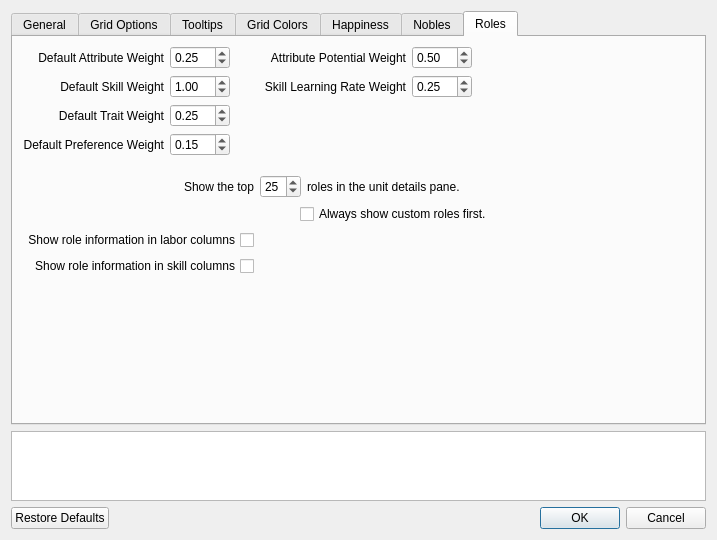
This is src/optionsmenu.ui in Dwarf-Therapist/Dwarf-Therapist as Qt 5 draws it before an edit. The edited form follows.
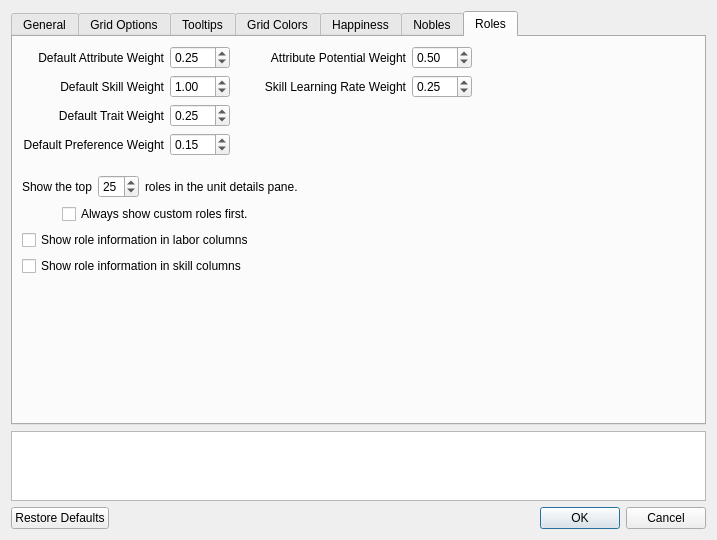
This is the edited form. The open tabs and pages were chosen to show the change. Icons and pictures are not drawn.

Commit message: Improve Options dialog layout

```diff
--- a/src/optionsmenu.ui
+++ b/src/optionsmenu.ui
@@ -2298,8 +2298,63 @@
        </item>
        <item>
         <layout class="QGridLayout" name="gridLayout_7">
-         <item row="0" column="1">
+         <item row="4" column="0">
+          <widget class="QCheckBox" name="chk_roles_in_skills">
+           <property name="maximumSize">
+            <size>
+             <width>16777215</width>
+             <height>16777215</height>
+            </size>
+           </property>
+           <property name="toolTip">
+            <string/>
+           </property>
+           <property name="statusTip">
+            <string>Shows all roles which have the skill in the column tooltips. Examples of skill column: Axedwarf, Liar, Teacher, Fighter...</string>
+           </property>
+           <property name="text">
+            <string>Show role information in skill columns</string>
+           </property>
+          </widget>
+         </item>
+         <item row="3" column="0">
+          <widget class="QCheckBox" name="chk_roles_in_labor">
+           <property name="toolTip">
+            <string/>
+           </property>
+           <property name="statusTip">
+            <string>Shows all roles which have the same skill as the labor uses in the labor column tooltips.</string>
+           </property>
+           <property name="text">
+            <string>Show role information in labor columns</string>
+           </property>
+          </widget>
+         </item>
+         <item row="1" column="2">
+          <spacer name="horizontalSpacer_12">
+           <property name="orientation">
+            <enum>Qt::Horizontal</enum>
+           </property>
+           <property name="sizeHint" stdset="0">
+            <size>
+             <width>40</width>
+             <height>20</height>
+            </size>
+           </property>
+          </spacer>
+         </item>
+         <item row="1" column="0">
           <layout class="QHBoxLayout" name="horizontalLayout_7">
+           <item>
+            <widget class="QLabel" name="label_7">
+             <property name="text">
+              <string>Show the top</string>
+             </property>
+             <property name="alignment">
+              <set>Qt::AlignRight|Qt::AlignTrailing|Qt::AlignVCenter</set>
+             </property>
+            </widget>
+           </item>
            <item>
             <widget class="QSpinBox" name="sb_roles_pane">
              <property name="minimum">
@@ -2344,55 +2399,7 @@
            </item>
           </layout>
          </item>
-         <item row="3" column="0">
-          <widget class="QCheckBox" name="chk_roles_in_skills">
-           <property name="maximumSize">
-            <size>
-             <width>16777215</width>
-             <height>16777215</height>
-            </size>
-           </property>
-           <property name="toolTip">
-            <string/>
-           </property>
-           <property name="statusTip">
-            <string>Shows all roles which have the skill in the column tooltips. Examples of skill column: Axedwarf, Liar, Teacher, Fighter...</string>
-           </property>
-           <property name="layoutDirection">
-            <enum>Qt::RightToLeft</enum>
-           </property>
-           <property name="text">
-            <string>Show role information in skill columns</string>
-           </property>
-          </widget>
-         </item>
-         <item row="0" column="0">
-          <widget class="QLabel" name="label_7">
-           <property name="text">
-            <string>Show the top</string>
-           </property>
-           <property name="alignment">
-            <set>Qt::AlignRight|Qt::AlignTrailing|Qt::AlignVCenter</set>
-           </property>
-          </widget>
-         </item>
          <item row="2" column="0">
-          <widget class="QCheckBox" name="chk_roles_in_labor">
-           <property name="toolTip">
-            <string/>
-           </property>
-           <property name="statusTip">
-            <string>Shows all roles which have the same skill as the labor uses in the labor column tooltips.</string>
-           </property>
-           <property name="layoutDirection">
-            <enum>Qt::RightToLeft</enum>
-           </property>
-           <property name="text">
-            <string>Show role information in labor columns</string>
-           </property>
-          </widget>
-         </item>
-         <item row="1" column="1">
           <layout class="QHBoxLayout" name="horizontalLayout_8">
            <item>
             <spacer name="horizontalSpacer_13">
```
Left out of the diff: 29 changed lines with no effect on the pictures.
